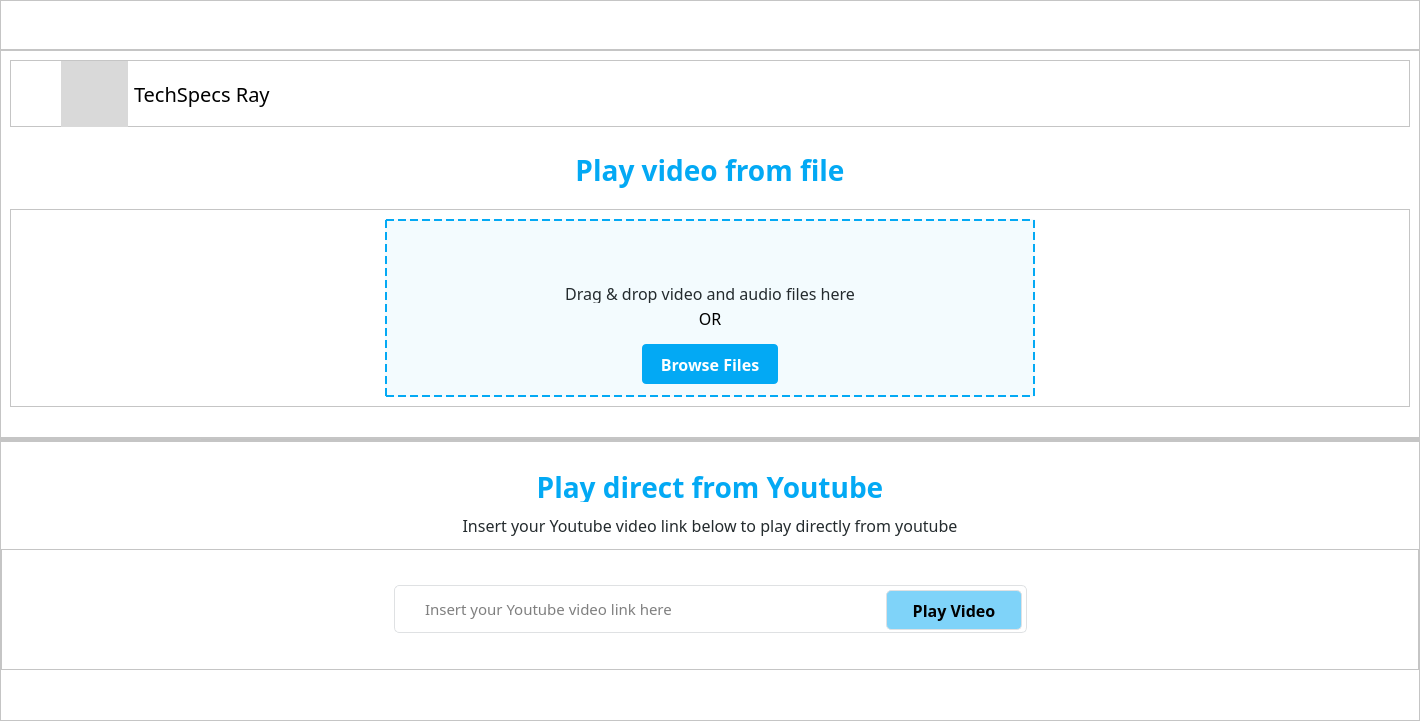
The window that ui/main.ui (medhatjachour/Ray) describes before a commit, drawn with Qt 5.
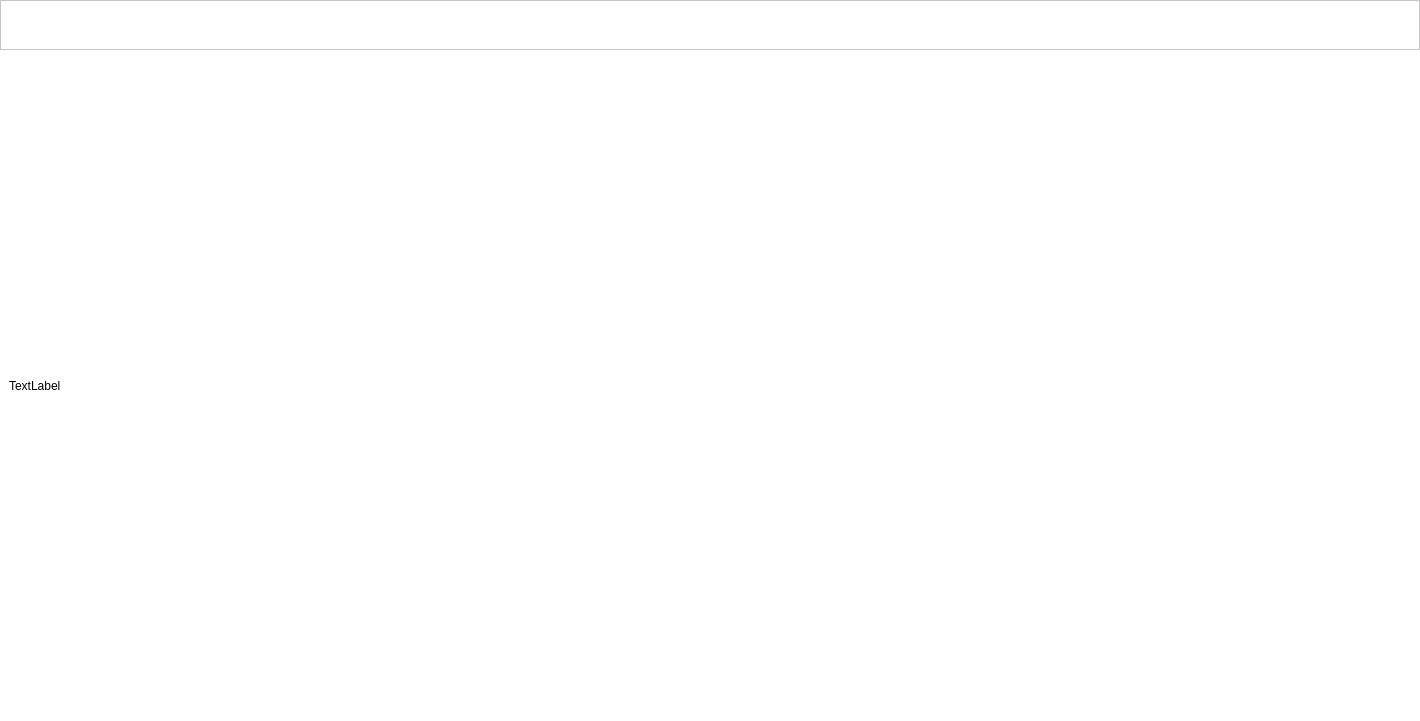
The same window after the commit. Icons and pictures are not drawn.

Diff of the .ui file:
```diff
--- a/ui/main.ui
+++ b/ui/main.ui
@@ -60,7 +60,7 @@
 background-color :qlineargradient(spread:pad, x1:0.71, y1:0.982955, x2:0, y2:0.051, stop:0 rgba(25, 118, 221, 255), stop:0.6875 rgba(3, 169, 244, 255));</string>
       </property>
       <property name="currentIndex">
-       <number>2</number>
+       <number>3</number>
       </property>
       <widget class="QWidget" name="welcome">
        <layout class="QVBoxLayout" name="verticalLayout_2">
@@ -1994,6 +1994,20 @@
         </item>
        </layout>
       </widget>
+      <widget class="QWidget" name="video_player">
+       <property name="styleSheet">
+        <string notr="true">background-color: rgb(255, 255, 255);</string>
+       </property>
+       <layout class="QGridLayout" name="gridLayout_6">
+        <item row="0" column="0">
+         <widget class="QLabel" name="label_17">
+          <property name="text">
+           <string>TextLabel</string>
+          </property>
+         </widget>
+        </item>
+       </layout>
+      </widget>
      </widget>
     </item>
    </layout>
```
Left out of the diff: 12 changed lines with no effect on the pictures.
